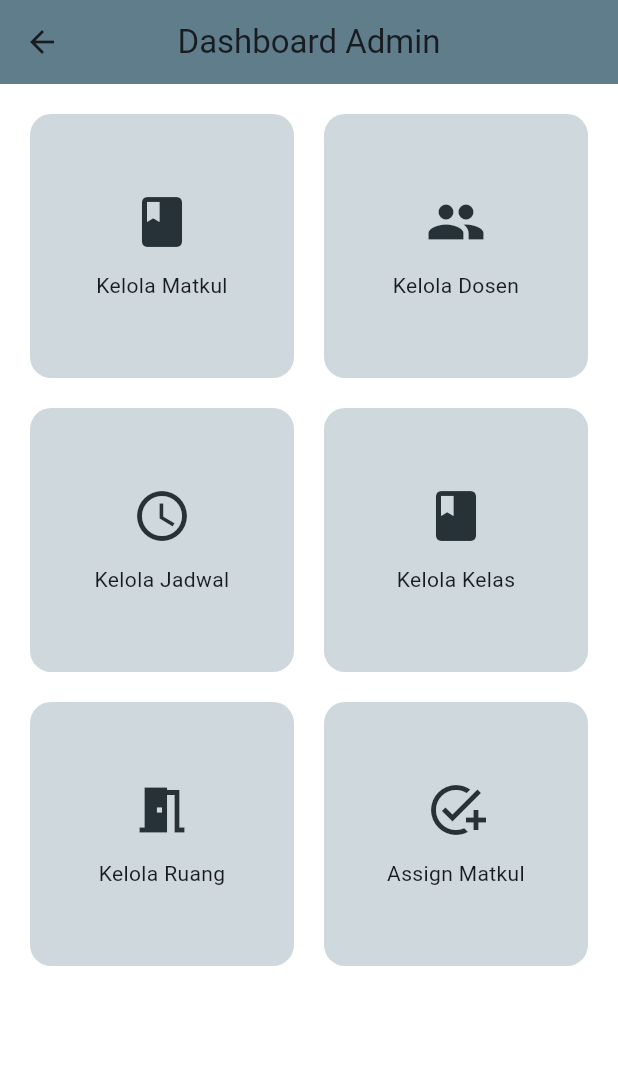
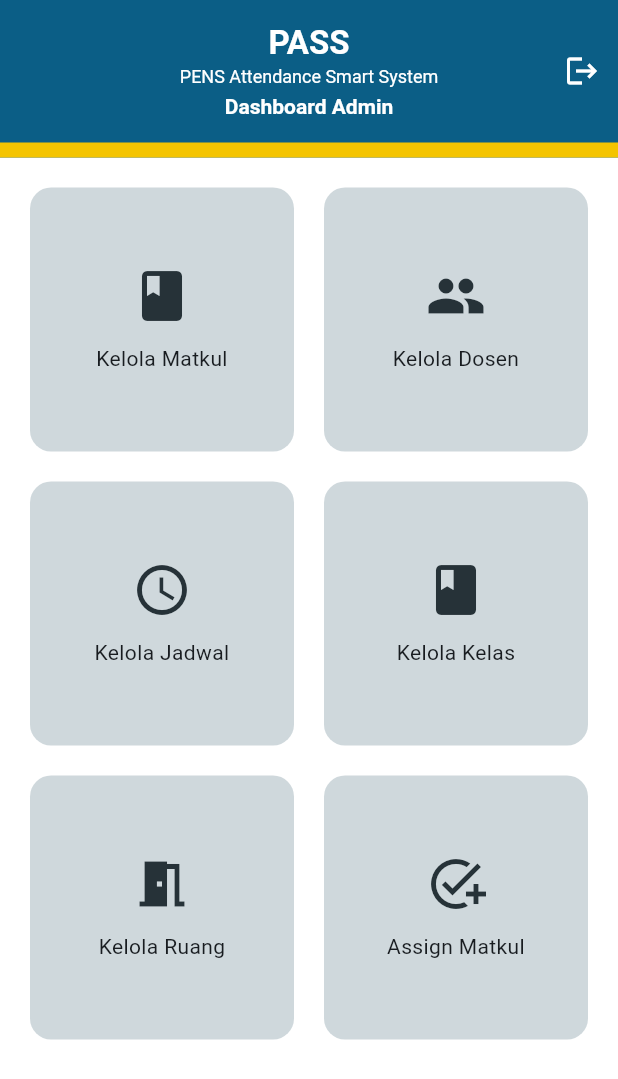
Before and after one commit to unad-danu/pass_pens, a Flutter app: the AdminDashboardPage screen opened by its route, on a phone screen of 412 x 824 dp. Shown: the top 1079 px of the screen. Run offline on Flutter 3.47's test engine with Material 3 defaults, Android fonts, the phone set to English and light mode, and no system bars; our stand-ins replace animate_do, flutter_local_notifications, geolocator, image_picker, multi_select_flutter, permission_handler and 2 more; missing offline and left inert: google_mlkit_face_detection; accounts and stored records are empty.

Commit message:
update 2.1

```diff
--- a/lib/presentation/pages/admin/admin_dashboard_page.dart
+++ b/lib/presentation/pages/admin/admin_dashboard_page.dart
@@ -7,11 +7,8 @@
   @override
   Widget build(BuildContext context) {
     return Scaffold(
-      appBar: AppBar(
-        title: const Text("Dashboard Admin"),
-        centerTitle: true,
-        backgroundColor: Colors.blueGrey,
-      ),
+      appBar: const CustomAppBarAdmin(title: "Dashboard Admin"),
+
       body: GridView.count(
         padding: const EdgeInsets.all(20),
         crossAxisCount: 2,
@@ -48,10 +45,6 @@
             onTap: () =>
                 Navigator.pushNamed(context, AppRoutes.adminKelolaRuang),
           ),
-
-          // ============================
-          // MENU BARU: ASSIGN MATKUL
-          // ============================
           _menuItem(
             icon: Icons.add_task,
             title: "Assign Matkul",
@@ -63,7 +56,10 @@
     );
   }
 
-  Widget _menuItem({
+  // ====================================================
+  // WIDGET MENU ITEM
+  // ====================================================
+  static Widget _menuItem({
     required IconData icon,
     required String title,
     required Function() onTap,
@@ -88,3 +84,80 @@
     );
   }
 }
+
+// ====================================================
+// CUSTOM APP BAR ADMIN (GAYA MAHASISWA TANPA LOGO)
+// ====================================================
+class CustomAppBarAdmin extends StatelessWidget implements PreferredSizeWidget {
+  final String? title;
+
+  const CustomAppBarAdmin({super.key, this.title});
+
+  static const double _bottomLineHeight = 10;
+
+  @override
+  Widget build(BuildContext context) {
+    return AppBar(
+      backgroundColor: const Color(0xFF0B5E86),
+      automaticallyImplyLeading: false,
+      elevation: 0,
+      toolbarHeight: 95,
+      centerTitle: true,
+
+      title: Column(
+        mainAxisSize: MainAxisSize.min,
+        children: [
+          const Text(
+            "PASS",
+            style: TextStyle(
+              color: Colors.white,
+              fontSize: 22,
+              fontWeight: FontWeight.bold,
+            ),
+          ),
+          const Text(
+            "PENS Attendance Smart System",
+            style: TextStyle(color: Colors.white, fontSize: 12),
+          ),
+          if (title != null) ...[
+            const SizedBox(height: 4),
+            Text(
+              title!,
+              textAlign: TextAlign.center,
+              style: const TextStyle(
+                color: Colors.white,
+                fontSize: 14,
+                fontWeight: FontWeight.w600,
+              ),
+            ),
+          ],
+        ],
+      ),
+
+      // TOMBOL LOGOUT
+      actions: [
+        IconButton(
+          icon: const Icon(Icons.logout, color: Colors.white),
+          onPressed: () {
+            Navigator.pushNamedAndRemoveUntil(
+              context,
+              AppRoutes.login,
+              (route) => false,
+            );
+          },
+        ),
+      ],
+
+      bottom: PreferredSize(
+        preferredSize: const Size.fromHeight(_bottomLineHeight),
+        child: Container(
+          height: _bottomLineHeight,
+          color: const Color(0xFFF4C400),
+        ),
+      ),
+    );
+  }
+
+  @override
+  Size get preferredSize => const Size.fromHeight(95 + _bottomLineHeight);
+}
```
Also changed, not shown: lib/presentation/pages/auth/create_mahasiswa_page.dart (+7 -2 lines), lib/presentation/pages/rekap_detail_matkul_mahasiswa_page.dart (+68 -18 lines).
